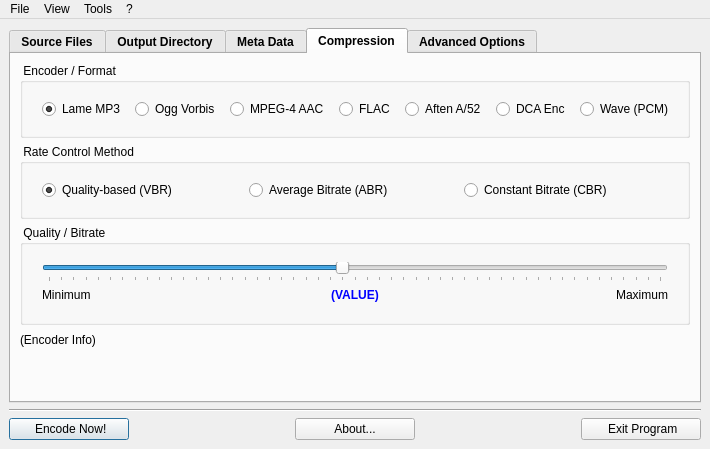
lordmulder/LameXP, file gui/MainWindow.ui: the form before one commit.
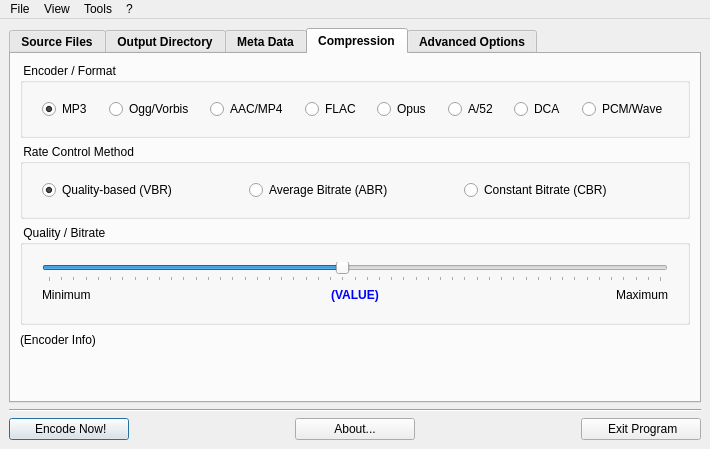
The form after the commit. The open tabs and pages were chosen to show the change. Icons and pictures are not drawn.

Diff of the .ui file:
```diff
--- a/gui/MainWindow.ui
+++ b/gui/MainWindow.ui
@@ -787,7 +787,7 @@
                  <item row="0" column="1">
                   <widget class="QRadioButton" name="radioButtonEncoderMP3">
                    <property name="text">
-                    <string>Lame MP3</string>
+                    <string>MP3</string>
                    </property>
                    <property name="checked">
                     <bool>true</bool>
@@ -797,21 +797,21 @@
                  <item row="0" column="3">
                   <widget class="QRadioButton" name="radioButtonEncoderVorbis">
                    <property name="text">
-                    <string>Ogg Vorbis</string>
+                    <string>Ogg/Vorbis</string>
                    </property>
                   </widget>
                  </item>
                  <item row="0" column="5">
                   <widget class="QRadioButton" name="radioButtonEncoderAAC">
                    <property name="text">
-                    <string>MPEG-4 AAC</string>
+                    <string>AAC/MP4</string>
                    </property>
                   </widget>
                  </item>
-                 <item row="0" column="15">
+                 <item row="0" column="17">
                   <widget class="QRadioButton" name="radioButtonEncoderPCM">
                    <property name="text">
-                    <string>Wave (PCM)</string>
+                    <string>PCM/Wave</string>
                    </property>
                   </widget>
                  </item>
@@ -831,17 +831,17 @@
                    </property>
                   </spacer>
                  </item>
-                 <item row="0" column="9">
+                 <item row="0" column="11">
                   <widget class="QRadioButton" name="radioButtonEncoderAC3">
                    <property name="text">
-                    <string>Aften A/52</string>
+                    <string>A/52</string>
                    </property>
                   </widget>
                  </item>
-                 <item row="0" column="13">
+                 <item row="0" column="15">
                   <widget class="QRadioButton" name="radioButtonEncoderDCA">
                    <property name="text">
-                    <string>DCA Enc</string>
+                    <string>DCA</string>
                    </property>
                   </widget>
                  </item>
@@ -884,21 +884,8 @@
                    </property>
                   </spacer>
                  </item>
-                 <item row="0" column="12">
-                  <spacer name="horizontalSpacer_49">
-                   <property name="orientation">
-                    <enum>Qt::Horizontal</enum>
-                   </property>
-                   <property name="sizeHint" stdset="0">
-                    <size>
-                     <width>1</width>
-                     <height>20</height>
-                    </size>
-                   </property>
-                  </spacer>
-                 </item>
                  <item row="0" column="14">
-                  <spacer name="horizontalSpacer_50">
+                  <spacer name="horizontalSpacer_49">
                    <property name="orientation">
                     <enum>Qt::Horizontal</enum>
                    </property>
@@ -911,6 +898,19 @@
                   </spacer>
                  </item>
                  <item row="0" column="16">
+                  <spacer name="horizontalSpacer_50">
+                   <property name="orientation">
+                    <enum>Qt::Horizontal</enum>
+                   </property>
+                   <property name="sizeHint" stdset="0">
+                    <size>
+                     <width>1</width>
+                     <height>20</height>
+                    </size>
+                   </property>
+                  </spacer>
+                 </item>
+                 <item row="0" column="18">
                   <spacer name="horizontalSpacer_51">
                    <property name="orientation">
                     <enum>Qt::Horizontal</enum>
@@ -943,6 +943,26 @@
                    </property>
                   </spacer>
                  </item>
+                 <item row="0" column="9">
+                  <widget class="QRadioButton" name="radioButtonEncoderOpus">
+                   <property name="text">
+                    <string>Opus</string>
+                   </property>
+                  </widget>
+                 </item>
+                 <item row="0" column="10">
+                  <spacer name="horizontalSpacer_55">
+                   <property name="orientation">
+                    <enum>Qt::Horizontal</enum>
+                   </property>
+                   <property name="sizeHint" stdset="0">
+                    <size>
+                     <width>1</width>
+                     <height>20</height>
+                    </size>
+                   </property>
+                  </spacer>
+                 </item>
                 </layout>
                </item>
               </layout>
```
Left out of the diff: 6 changed lines with no effect on the pictures.
